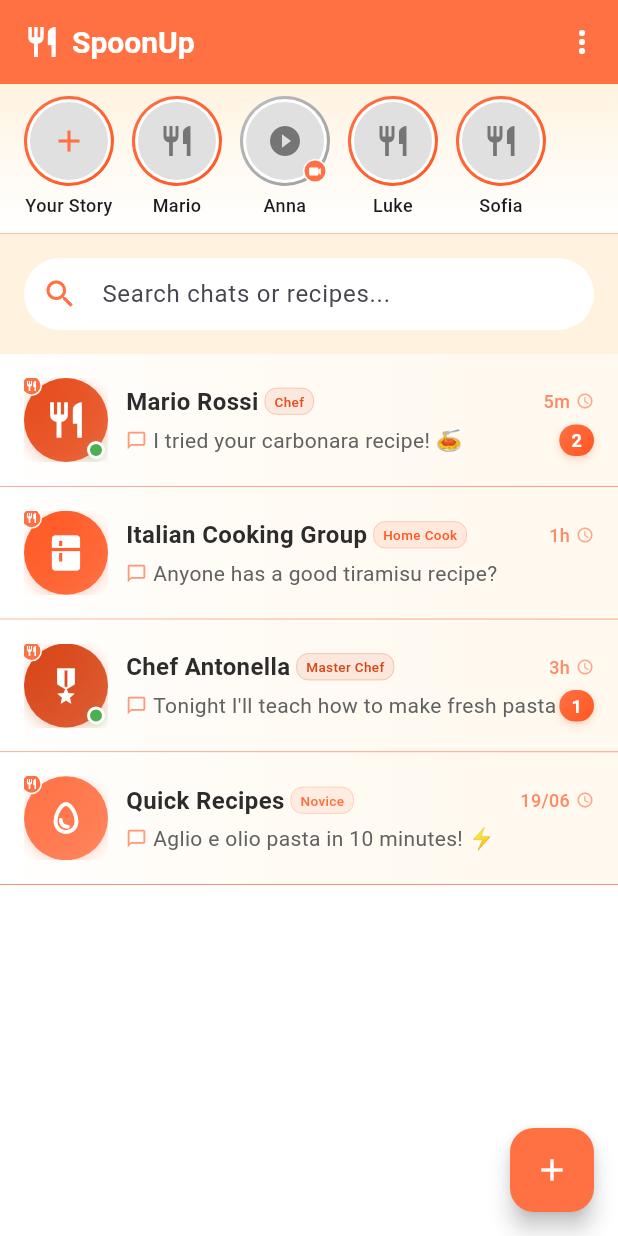
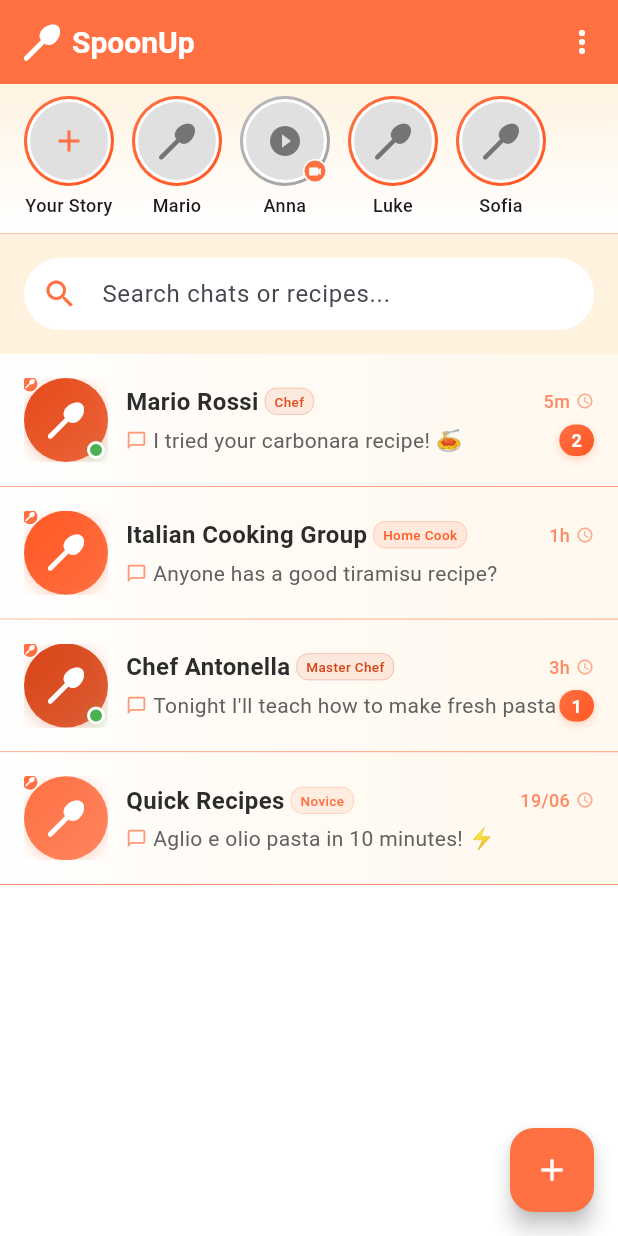
Before and after one commit to spoonappcode/messagingui-SpoonUp, a Flutter app: the screen it shows after launch, on a phone screen of 412 x 824 dp. Run offline on Flutter 3.47's test engine with Material 3 defaults, Android fonts, the phone set to English and light mode, and no system bars; our stand-ins replace font_awesome_flutter.

Commit message:
fixed some bugs

```diff
--- a/messagingui/lib/screens/chat_list_screen.dart
+++ b/messagingui/lib/screens/chat_list_screen.dart
@@ -1,4 +1,5 @@
 import 'package:flutter/material.dart';
+import 'package:font_awesome_flutter/font_awesome_flutter.dart';
 import '../models/chat.dart';
 import '../models/story.dart';
 import '../widgets/chat_list_item.dart';
@@ -944,15 +945,15 @@ class _ChatListScreenState extends State<ChatListScreen> {
   IconData _getCookingLevelIcon(String level) {
     switch (level) {
       case 'Novice':
-        return Icons.egg_outlined;
+        return FontAwesomeIcons.spoon;
       case 'Home Cook':
-        return Icons.kitchen;
+        return Icons.soup_kitchen;
       case 'Chef':
-        return Icons.restaurant;
+        return FontAwesomeIcons.spoon;
       case 'Master Chef':
         return Icons.military_tech;
       default:
-        return Icons.person;
+        return FontAwesomeIcons.spoon;
     }
   }
 
@@ -985,7 +986,7 @@ class _ChatListScreenState extends State<ChatListScreen> {
           backgroundColor: const Color(0xFFFF7043),
           title: const Row(
             children: [
-              Icon(Icons.restaurant, color: Colors.white, size: 24),
+              FaIcon(FontAwesomeIcons.spoon, color: Colors.white, size: 24),
               SizedBox(width: 8),
               Text(
                 'SpoonUp',
@@ -1033,8 +1034,8 @@ class _ChatListScreenState extends State<ChatListScreen> {
                       child: Column(
                         mainAxisAlignment: MainAxisAlignment.center,
                         children: [
-                          Icon(
-                            Icons.restaurant_menu,
+                          FaIcon(
+                            FontAwesomeIcons.spoon,
                             size: 64,
                             color: Colors.grey,
                           ),
@@ -1124,7 +1125,7 @@ class _ChatListScreenState extends State<ChatListScreen> {
                     borderRadius: BorderRadius.circular(8),
                   ),
                   child: const Icon(
-                    Icons.restaurant,
+                    Icons.dining, // Changed from Icons.restaurant
                     color: Color(0xFFFF7043),
                     size: 20,
                   ),
@@ -1468,7 +1469,7 @@ class _ChatListScreenState extends State<ChatListScreen> {
                   borderRadius: BorderRadius.circular(8),
                 ),
                 child: const Icon(
-                  Icons.restaurant,
+                  Icons.dining, // Changed from Icons.restaurant
                   color: Color(0xFFFF7043),
                   size: 20,
                 ),
--- a/messagingui/lib/services/story_reaction_service.dart
+++ b/messagingui/lib/services/story_reaction_service.dart
@@ -30,7 +30,7 @@ class StoryReactionService {
       senderName: currentUserName,
       content: reaction,
       timestamp: DateTime.now(),
-      isFromCurrentUser: true,
+      isFromCurrentUser: true, // Aggiunto questo parametro
       type: MessageType.storyReaction,
       storyId: storyId,
       storyOwnerName: storyOwnerName,
--- a/messagingui/lib/widgets/chat_list_item.dart
+++ b/messagingui/lib/widgets/chat_list_item.dart
@@ -1,5 +1,6 @@
 import 'package:flutter/material.dart';
 import 'package:intl/intl.dart';
+import 'package:font_awesome_flutter/font_awesome_flutter.dart';
 import '../models/chat.dart';
 
 class ChatListItem extends StatelessWidget {
@@ -63,10 +64,12 @@ class ChatListItem extends StatelessWidget {
                   child: CircleAvatar(
                     radius: 28,
                     backgroundColor: Colors.transparent,
-                    child: Icon(
-                      _getCookingLevelIcon(),
-                      color: Colors.white,
-                      size: 28,
+                    child: Center(
+                      child: FaIcon(
+                        FontAwesomeIcons.spoon,
+                        color: Colors.white,
+                        size: 24,
+                      ),
                     ),
                   ),
                 ),
@@ -102,10 +105,12 @@ class ChatListItem extends StatelessWidget {
                       shape: BoxShape.circle,
                       border: Border.all(color: Colors.white, width: 1),
                     ),
-                    child: const Icon(
-                      Icons.restaurant,
-                      size: 8,
-                      color: Colors.white,
+                    child: const Center(
+                      child: FaIcon(
+                        FontAwesomeIcons.spoon,
+                        size: 6,
+                        color: Colors.white,
+                      ),
                     ),
                   ),
                 ),
@@ -276,15 +281,15 @@ class ChatListItem extends StatelessWidget {
   IconData _getCookingLevelIcon() {
     switch (chat.cookingLevel) {
       case 'Novice':
-        return Icons.egg_outlined;
+        return FontAwesomeIcons.spoon;
       case 'Home Cook':
-        return Icons.kitchen;
+        return Icons.soup_kitchen;
       case 'Chef':
-        return Icons.restaurant;
+        return FontAwesomeIcons.spoon;
       case 'Master Chef':
-        return Icons.military_tech; // Chef's hat equivalent
+        return Icons.military_tech;
       default:
-        return Icons.person;
+        return FontAwesomeIcons.spoon;
     }
   }
 
--- a/messagingui/lib/widgets/stories_bar.dart
+++ b/messagingui/lib/widgets/stories_bar.dart
@@ -1,4 +1,5 @@
 import 'package:flutter/material.dart';
+import 'package:font_awesome_flutter/font_awesome_flutter.dart';
 import '../models/story.dart';
 import 'story_item.dart';
 import 'story_viewer.dart';
@@ -177,8 +178,8 @@ class _StoriesBarState extends State<StoriesBar> {
                     color: const Color(0xFFFF7043).withOpacity(0.1),
                     borderRadius: BorderRadius.circular(8),
                   ),
-                  child: const Icon(
-                    Icons.auto_stories,
+                  child: const FaIcon(
+                    FontAwesomeIcons.spoon,
                     color: Color(0xFFFF7043),
                     size: 20,
                   ),
--- a/messagingui/lib/widgets/story_item.dart
+++ b/messagingui/lib/widgets/story_item.dart
@@ -1,4 +1,5 @@
 import 'package:flutter/material.dart';
+import 'package:font_awesome_flutter/font_awesome_flutter.dart';
 import '../models/story.dart';
 
 class StoryItem extends StatelessWidget {
@@ -97,7 +98,7 @@ class StoryItem extends StatelessWidget {
   // Optimized icon selection
   IconData _getStoryIcon() {
     if (story.isOwn) return Icons.add;
-    return story.mediaType == 'video' ? Icons.play_circle_fill : Icons.restaurant;
+    return story.mediaType == 'video' ? Icons.play_circle_fill : FontAwesomeIcons.spoon;
   }
 
   // Optimized name display
--- a/messagingui/pubspec.yaml
+++ b/messagingui/pubspec.yaml
@@ -34,6 +34,9 @@ dependencies:
   # The following adds the Cupertino Icons font to your application.
   # Use with the CupertinoIcons class for iOS style icons.
   cupertino_icons: ^1.0.8
+  feather_icons: ^1.2.0
+  font_awesome_flutter: ^10.6.0
+  amicons: ^0.0.1
   intl: ^0.20.2
 
 dev_dependencies:
```
Also changed, not shown: messagingui/lib/main.dart (+6 -2 lines), messagingui/lib/screens/chat_screen.dart (+23 -13 lines), messagingui/lib/widgets/chat_settings_bottom_sheet.dart (+11 -8 lines), messagingui/lib/widgets/message_bubble.dart (+13 -8 lines), messagingui/lib/widgets/story_viewer.dart (+6 -5 lines), messagingui/lib/utils/cooking_emojis.dart (added), messagingui/lib/widgets/cooking_emoji_picker.dart (added), messagingui/lib/widgets/custom_spoon_icon.dart (added), messagingui/pubspec.lock, 7 other files.
